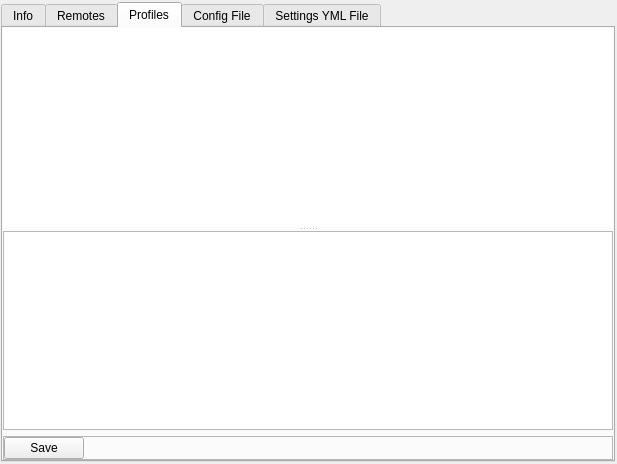
Before: the Qt Designer form src/conan_app_launcher/ui/views/conan_conf/conan_conf.ui in goszpeti/conan_explorer, drawn with Qt 5.
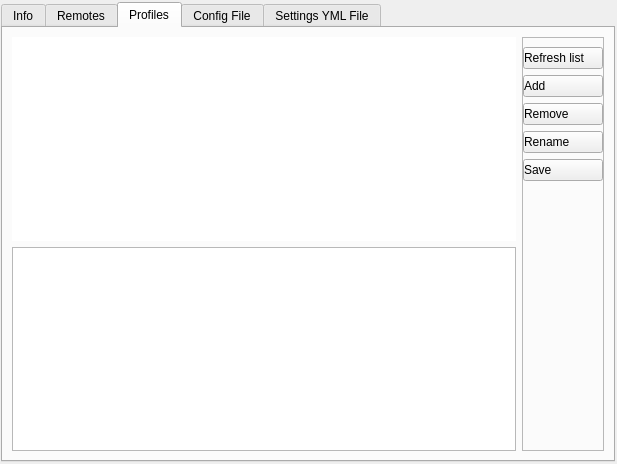
After: the same form once the commit is applied. The open tabs and pages were chosen to show the change. Custom widgets are drawn as their Qt base class.

Patch:
```diff
--- a/src/conan_app_launcher/ui/views/conan_conf/conan_conf.ui
+++ b/src/conan_app_launcher/ui/views/conan_conf/conan_conf.ui
@@ -380,93 +380,101 @@
        <string>Profiles</string>
       </attribute>
       <layout class="QVBoxLayout" name="verticalLayout_5">
-       <property name="leftMargin">
-        <number>0</number>
-       </property>
-       <property name="topMargin">
-        <number>0</number>
-       </property>
-       <property name="rightMargin">
-        <number>0</number>
-       </property>
-       <property name="bottomMargin">
-        <number>0</number>
-       </property>
        <item>
-        <widget class="QSplitter" name="splitter">
-         <property name="orientation">
-          <enum>Qt::Vertical</enum>
-         </property>
-         <widget class="QListView" name="profiles_list_view">
-          <property name="frameShape">
-           <enum>QFrame::NoFrame</enum>
-          </property>
-          <property name="movement">
-           <enum>QListView::Free</enum>
-          </property>
-          <property name="uniformItemSizes">
-           <bool>true</bool>
-          </property>
-         </widget>
-         <widget class="QTextBrowser" name="profiles_text_browser">
-          <property name="readOnly">
-           <bool>false</bool>
-          </property>
-         </widget>
-        </widget>
-       </item>
-       <item>
-        <widget class="QFrame" name="frame_2">
-         <property name="minimumSize">
-          <size>
-           <width>0</width>
-           <height>0</height>
-          </size>
-         </property>
-         <property name="frameShape">
-          <enum>QFrame::StyledPanel</enum>
-         </property>
-         <property name="frameShadow">
-          <enum>QFrame::Raised</enum>
-         </property>
-         <layout class="QHBoxLayout" name="horizontalLayout_2">
-          <property name="spacing">
-           <number>0</number>
-          </property>
-          <property name="leftMargin">
-           <number>0</number>
-          </property>
-          <property name="topMargin">
-           <number>0</number>
-          </property>
-          <property name="rightMargin">
-           <number>0</number>
-          </property>
-          <property name="bottomMargin">
-           <number>0</number>
-          </property>
-          <item>
-           <widget class="QPushButton" name="save_profile_button">
-            <property name="text">
-             <string>Save</string>
+        <layout class="QGridLayout" name="profiles_layout">
+         <item row="0" column="0">
+          <widget class="QListView" name="profiles_list_view">
+           <property name="frameShape">
+            <enum>QFrame::NoFrame</enum>
+           </property>
+           <property name="movement">
+            <enum>QListView::Free</enum>
+           </property>
+           <property name="uniformItemSizes">
+            <bool>true</bool>
+           </property>
+          </widget>
+         </item>
+         <item row="0" column="1" rowspan="2">
+          <widget class="QFrame" name="profiles_buttons_frame">
+           <property name="styleSheet">
+            <string notr="true">QPushButton {Text-align:left}</string>
+           </property>
+           <property name="frameShape">
+            <enum>QFrame::StyledPanel</enum>
+           </property>
+           <property name="frameShadow">
+            <enum>QFrame::Raised</enum>
+           </property>
+           <layout class="QVBoxLayout" name="verticalLayout_9">
+            <property name="leftMargin">
+             <number>0</number>
             </property>
-           </widget>
-          </item>
-          <item>
-           <spacer name="horizontalSpacer_2">
-            <property name="orientation">
-             <enum>Qt::Horizontal</enum>
+            <property name="rightMargin">
+             <number>0</number>
             </property>
-            <property name="sizeHint" stdset="0">
-             <size>
-              <width>40</width>
-              <height>20</height>
-             </size>
-            </property>
-           </spacer>
-          </item>
-         </layout>
-        </widget>
+            <item>
+             <widget class="QPushButton" name="profile_refresh_button">
+              <property name="text">
+               <string>Refresh list</string>
+              </property>
+             </widget>
+            </item>
+            <item>
+             <widget class="QPushButton" name="profile_add_button">
+              <property name="text">
+               <string>Add</string>
+              </property>
+             </widget>
+            </item>
+            <item>
+             <widget class="QPushButton" name="profile_remove_button">
+              <property name="text">
+               <string>Remove</string>
+              </property>
+             </widget>
+            </item>
+            <item>
+             <widget class="QPushButton" name="profile_rename_button">
+              <property name="text">
+               <string>Rename</string>
+              </property>
+             </widget>
+            </item>
+            <item>
+             <widget class="QPushButton" name="profile_save_button">
+              <property name="text">
+               <string>Save</string>
+              </property>
+             </widget>
+            </item>
+            <item>
+             <spacer name="profiles_btns_spacer">
+              <property name="orientation">
+               <enum>Qt::Vertical</enum>
+              </property>
+              <property name="sizeHint" stdset="0">
+               <size>
+                <width>20</width>
+                <height>40</height>
+               </size>
+              </property>
+             </spacer>
+            </item>
+           </layout>
+          </widget>
+         </item>
+         <item row="1" column="0">
+          <widget class="QTextBrowser" name="profiles_text_browser">
+           <property name="undoRedoEnabled">
+            <bool>true</bool>
+           </property>
+           <property name="readOnly">
+            <bool>false</bool>
+           </property>
+          </widget>
+         </item>
+        </layout>
        </item>
       </layout>
      </widget>
@@ -548,6 +556,13 @@
    </item>
   </layout>
  </widget>
+ <customwidgets>
+  <customwidget>
+   <class>AnimatedToggle</class>
+   <extends>QCheckBox</extends>
+   <header>conan_app_launcher.ui.widgets.h</header>
+  </customwidget>
+ </customwidgets>
  <resources/>
  <connections/>
 </ui>
```
Left out of the diff: 161 changed lines with no effect on the pictures.
